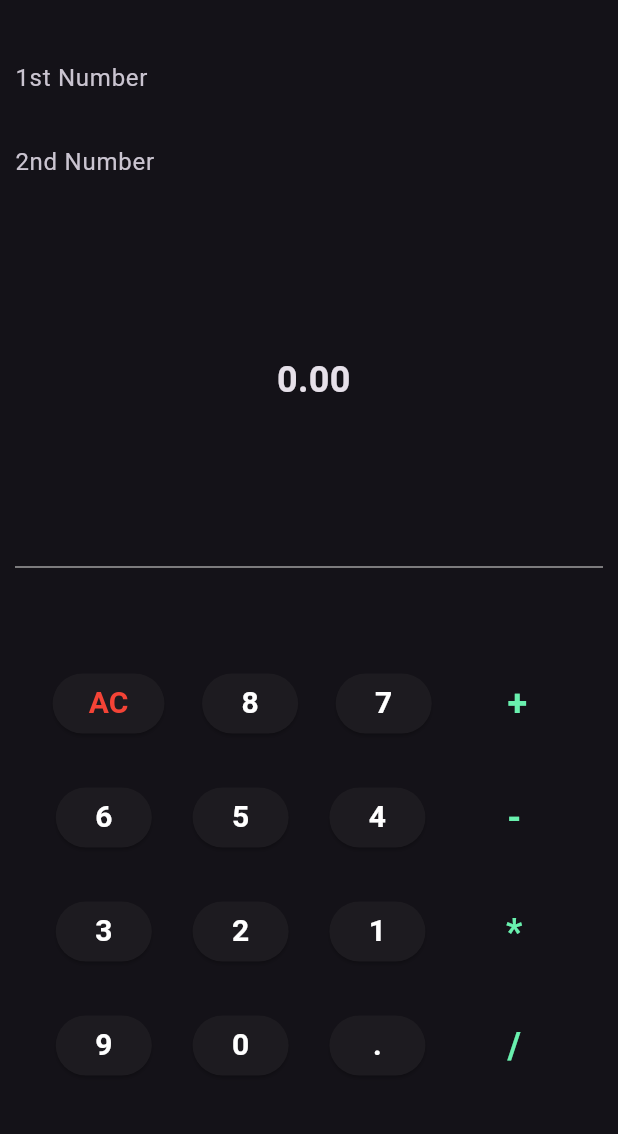
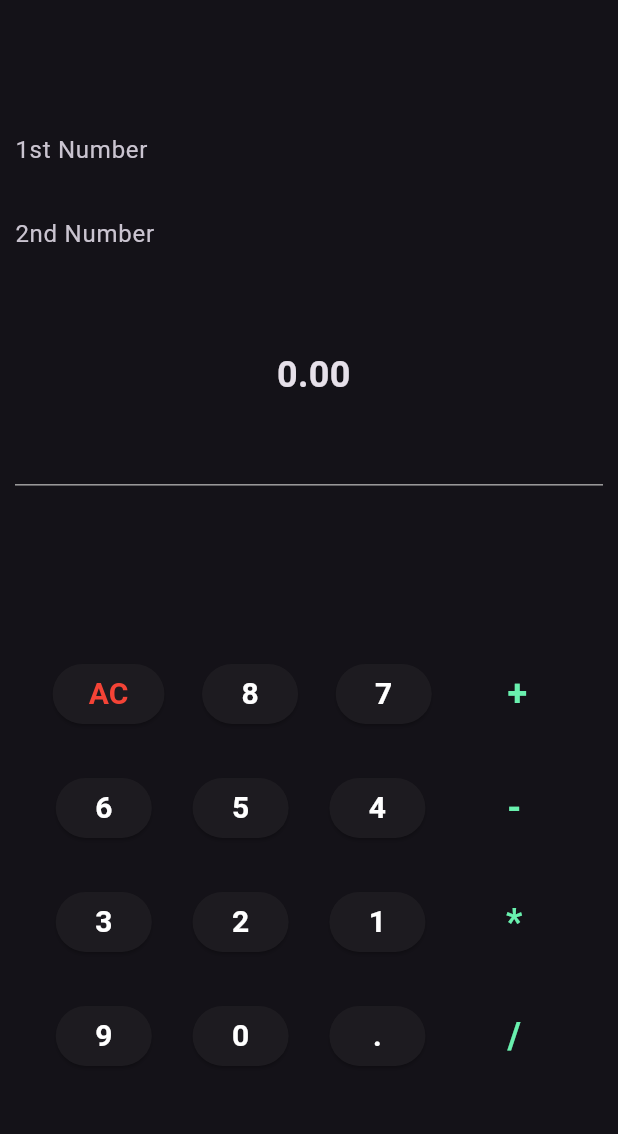
Before and after one commit to SilverShadow123/calculator_app, a Flutter app: the screen it shows after launch, on a phone screen of 412 x 824 dp, the part 63-1197 px from its top. Run offline on Flutter 3.47's test engine with Material 3 defaults, Android fonts, the phone set to English and light mode, and no system bars.

Commit message:
Updating UI

```diff
--- a/lib/home_screen.dart
+++ b/lib/home_screen.dart
@@ -1,6 +1,5 @@
-import 'package:flutter/cupertino.dart';
 import 'package:flutter/material.dart';
-import 'function.dart';
+
 
 class HomeScreen extends StatefulWidget {
   const HomeScreen({super.key});
@@ -10,35 +9,34 @@ class HomeScreen extends StatefulWidget {
 }
 
 class _HomeScreenState extends State<HomeScreen> {
-  TextEditingController _controller = TextEditingController();
-  TextEditingController _seccontroller = TextEditingController();
-  FocusNode _focusNode1 = FocusNode();
-  FocusNode _focusNode2 = FocusNode();
+ final TextEditingController _controller = TextEditingController();
+ final TextEditingController _seccontroller = TextEditingController();
+ final FocusNode _focusNode1 = FocusNode();
+ final FocusNode _focusNode2 = FocusNode();
   double _reasult = 0;
 
   @override
   Widget build(BuildContext context) {
     return Scaffold(
         appBar: AppBar(
-          title: Text('Calculator'),
+          title: const Text('Calculator'),
           centerTitle: true,
         ),
         body: Padding(
           padding: const EdgeInsets.all(10.0),
           child: SafeArea(
-            child: SingleChildScrollView(
-
-              child: Column(
-                mainAxisAlignment: MainAxisAlignment.spaceEvenly,
+           child: Column(
+             mainAxisAlignment: MainAxisAlignment.spaceEvenly,
                 children: [
                   Column(
+                    mainAxisAlignment: MainAxisAlignment.spaceAround,
                     children: [
                       TextField(
                         controller: _controller,
                         focusNode: _focusNode1,
                         keyboardType: TextInputType.none,
                         textAlign: TextAlign.end,
-                        decoration: InputDecoration(
+                        decoration: const InputDecoration(
                           border: InputBorder.none,
                           hintText: 'Enter 1st Number',
                           label: Text('1st Number'),
@@ -49,7 +47,7 @@ class _HomeScreenState extends State<HomeScreen> {
                         focusNode: _focusNode2,
                         textAlign: TextAlign.end,
                         keyboardType: TextInputType.none,
-                        decoration: InputDecoration(
+                        decoration: const InputDecoration(
                           border: InputBorder.none,
                           hintText: 'Enter 2nd Number',
                           label: Text('2nd Number'),
@@ -57,16 +55,16 @@ class _HomeScreenState extends State<HomeScreen> {
                       ),
                     ],
                   ),
-                  const SizedBox(
-                    height: 100,
-                  ),
+                  // const SizedBox(
+                  //   height: 100,
+                  // ),
                   Text(
                     ' ${_reasult.toStringAsFixed(2)}',
-                    style: TextStyle(fontSize: 24, fontWeight: FontWeight.bold),
+                    style: const TextStyle(fontSize: 24, fontWeight: FontWeight.bold),
                   ),
-                  const SizedBox(
-                    height: 100,
-                  ),
+                  // const SizedBox(
+                  //   height: 100,
+                  // ),
                   const Divider(
                     color: Colors.grey,
                   ),
@@ -92,7 +90,7 @@ class _HomeScreenState extends State<HomeScreen> {
                   ),
                 ],
               ),
-            ),
+
           ),
         ));
   }
@@ -305,4 +303,14 @@ class _HomeScreenState extends State<HomeScreen> {
     _reasult = firstnum / sectnum;
     setState(() {});
   }
+
+  @override
+  void dispose() {
+    // TODO: implement dispose
+    _controller.dispose();
+    _seccontroller.dispose();
+    super.dispose();
+
+  }
+
 }
```
